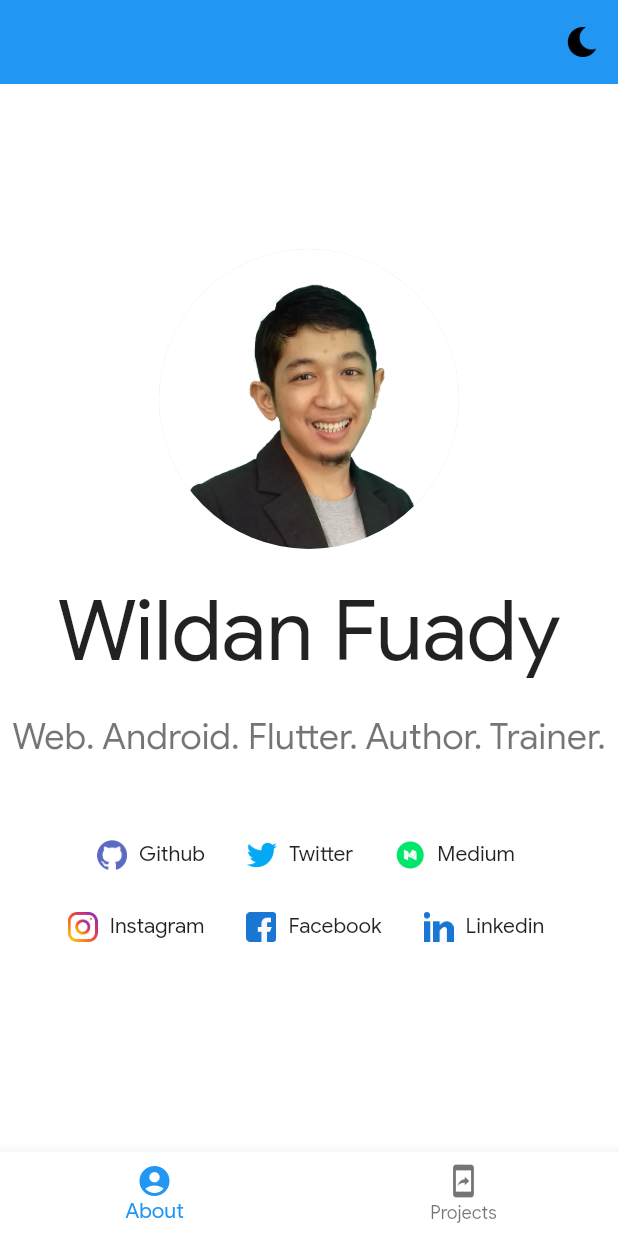
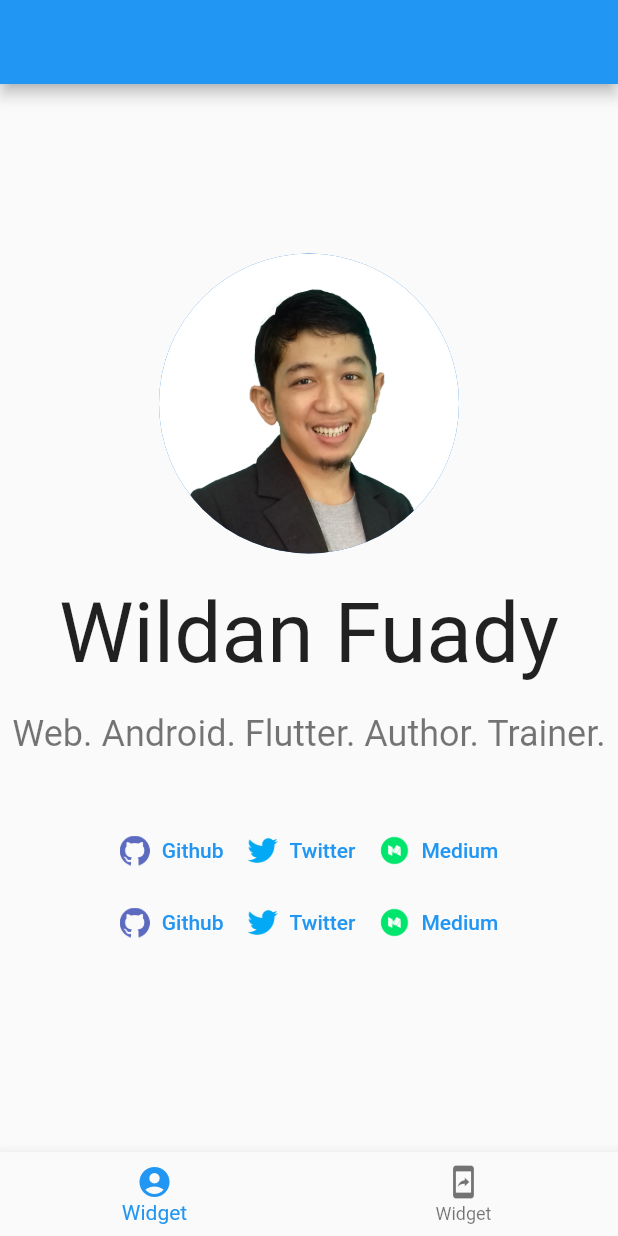
Before and after one commit to wildanfuady/flutter_web_portfolio, a Flutter app: the screen it shows after launch, on a phone screen of 412 x 824 dp. Run offline on Flutter 3.47's test engine with Material 2 defaults, Android fonts, the phone set to English and light mode, and no system bars; missing offline and left inert: dart:html, flutter_config.

Commit message:
fix theme of context  widget & flatbutton

```diff
--- a/lib/main.dart
+++ b/lib/main.dart
@@ -1,7 +1,8 @@
 import 'package:flutter/material.dart';
 import 'package:flutter_web/pages/home.dart';
+import 'config/themes.dart';
 import 'package:flutter_web/widgets/theme_inherited_widget.dart';
-import 'config/themes.dart';
+
 void main() {
   runApp(MyApp());
 }
@@ -24,10 +25,21 @@ class WildanFuady extends StatelessWidget {
   @override
   Widget build(BuildContext context) {
     return MaterialApp(
-      debugShowCheckedModeBanner: false,
-      title: 'Wildan Fuady',
-      theme:ThemeSwitcher.of(context).isDarkModeOn?darkTheme(context):lightTheme(context),
-      home: Home(),
-    );
+  title: 'Your App Title',
+  theme: ThemeData(
+    primarySwatch: Colors.blue,
+    appBarTheme: AppBarTheme(
+      textTheme: TextTheme(
+        headline6: TextStyle(
+          color: Colors.white,
+          fontSize: 20.0,
+          fontWeight: FontWeight.bold,
+        ),
+      ),
+    ),
+  ),
+  home: Home(),
+);
+
   }
 }
--- a/lib/pages/home.dart
+++ b/lib/pages/home.dart
@@ -1,4 +1,4 @@
-import 'package:flutter_web/config/assets.dart';
+import 'package:flutter_config/flutter_config.dart';
 import 'package:flutter_web/tabs/about_tab.dart';
 import 'package:flutter_web/tabs/projects_tab.dart';
 import 'package:flutter_web/widgets/theme_inherited_widget.dart';
@@ -11,45 +11,46 @@ class Home extends StatefulWidget {
 
 class _HomeState extends State<Home> {
   int _selectedIndex = 0;
-  static List<Widget> tabWidgets = <Widget>[
-    AboutTab(),
-    ProjectsTab(),
-  ];
+  static List<Widget> tabWidgets = <Widget>[    AboutTab(),    ProjectsTab(),  ];
 
   @override
   void initState() {
     super.initState();
+
+
   }
+
   @override
   Widget build(BuildContext context) {
     return Scaffold(
       appBar: AppBar(
         actions: <Widget>[
-            IconButton(
-              icon: ThemeSwitcher.of(context).isDarkModeOn?Icon(Icons.wb_sunny):Image.asset(Assets.moon,height: 20,width: 20,),
-              onPressed: ()=> ThemeSwitcher.of(context).switchDarkMode(),
-            )
+          // IconButton(
+          //   icon: ThemeSwitcher.of(context).isDarkModeOn
+          //       ? Icon(Icons.wb_sunny)
+          //       : Image.asset(Config().get('moon'), height: 20, width: 20,),
+          //   onPressed: () => ThemeSwitcher.of(context).switchDarkMode(),
+          // )
         ],
       ),
       body: Center(
         child: tabWidgets.elementAt(_selectedIndex),
       ),
       bottomNavigationBar: BottomNavigationBar(
-          items: const <BottomNavigationBarItem>[
+        items:  <BottomNavigationBarItem>[
           BottomNavigationBarItem(
             icon: Icon(Icons.account_circle),
-              title: Text('About'),
+            label: Text('About').toString(),
           ),
           BottomNavigationBarItem(
             icon: Icon(Icons.mobile_screen_share),
-              title: Text('Projects'),
+            label: Text('Projects').toString(),
           )
         ],
         currentIndex: _selectedIndex,
-          onTap: (index)=> setState(() => _selectedIndex = index),
+        onTap: (index) => setState(() => _selectedIndex = index),
         selectedItemColor: Theme.of(context).accentColor,
       ),
     );
   }
-
 }
--- a/lib/tabs/about_tab.dart
+++ b/lib/tabs/about_tab.dart
@@ -1,11 +1,13 @@
 import 'package:flutter_web/config/assets.dart';
 import 'package:flutter_web/config/constants.dart';
 import 'package:flutter/material.dart';
+// ignore: avoid_web_libraries_in_flutter
 import 'dart:html' as html;
 
 import '../widgets/theme_inherited_widget.dart';
 
 class AboutTab extends StatelessWidget {
+
   @override
   Widget build(BuildContext context) {
     return SingleChildScrollView(
@@ -42,69 +44,73 @@ class AboutTab extends StatelessWidget {
                 mainAxisAlignment: MainAxisAlignment.center,
                 crossAxisAlignment: CrossAxisAlignment.center,
                 children: <Widget>[
-                  FlatButton.icon(
+                  TextButton.icon(
   icon: SizedBox(
     width: 20,
     height: 20,
-                        child: Image.asset(Assets.github)),
+    child: Image.asset(Assets.github),
+  ),
   label: Text('Github'),
-                    onPressed: () => html.window
-                        .open(Constants.PROFILE_GITHUB, 'wildanfuady'),
+  onPressed: () => html.window.open(Constants.PROFILE_GITHUB, 'wildanfuady'),
 ),
-                  FlatButton.icon(
+TextButton.icon(
   icon: SizedBox(
     width: 20,
     height: 20,
-                        child: Image.asset(Assets.twitter)),
+    child: Image.asset(Assets.twitter),
+  ),
   label: Text('Twitter'),
-                    onPressed: () => html.window
-                        .open(Constants.PROFILE_TWITTER, 'wildanfuady'),
+  onPressed: () => html.window.open(Constants.PROFILE_TWITTER, 'wildanfuady'),
 ),
-                  FlatButton.icon(
+TextButton.icon(
   icon: SizedBox(
     width: 20,
     height: 20,
     child: Image.asset(
-                            ThemeSwitcher.of(context).isDarkModeOn
-                                ? Assets.medium
-                                : Assets.medium_light)),
+      ThemeSwitcher.of(context).isDarkModeOn ? Assets.medium : Assets.medium_light,
+    ),
+  ),
   label: Text('Medium'),
-                    onPressed: () => html.window
-                        .open(Constants.PROFILE_MEDIUM, 'wildanfuady'),
-                  )
+  onPressed: () => html.window.open(Constants.PROFILE_MEDIUM, 'wildanfuady'),
+),
+
+
                 ],
               ),
               Row(
                 mainAxisAlignment: MainAxisAlignment.center,
                 crossAxisAlignment: CrossAxisAlignment.center,
                 children: <Widget>[
-                  FlatButton.icon(
+                 TextButton.icon(
   icon: SizedBox(
     width: 20,
     height: 20,
-                        child: Image.asset(Assets.instagram)),
-                    label: Text('Instagram'),
-                    onPressed: () => html.window
-                        .open(Constants.PROFILE_INSTAGRAM, 'wildanfuady'),
+    child: Image.asset(Assets.github),
   ),
-                  FlatButton.icon(
+  label: Text('Github'),
+  onPressed: () => html.window.open(Constants.PROFILE_GITHUB, 'wildanfuady'),
+),
+TextButton.icon(
   icon: SizedBox(
     width: 20,
     height: 20,
-                        child: Image.asset(Assets.facebook)),
-                    label: Text('Facebook'),
-                    onPressed: () => html.window
-                        .open(Constants.PROFILE_FACEBOOK, 'wildanfuady'),
+    child: Image.asset(Assets.twitter),
   ),
-                  FlatButton.icon(
+  label: Text('Twitter'),
+  onPressed: () => html.window.open(Constants.PROFILE_TWITTER, 'wildanfuady'),
+),
+TextButton.icon(
   icon: SizedBox(
     width: 20,
     height: 20,
-                        child: Image.asset(Assets.linkedin)),
-                    label: Text('Linkedin'),
-                    onPressed: () => html.window
-                        .open(Constants.PROFILE_LINKEDIN, 'wildanfuady'),
-                  )
+    child: Image.asset(
+      ThemeSwitcher.of(context).isDarkModeOn ? Assets.medium : Assets.medium_light,
+    ),
+  ),
+  label: Text('Medium'),
+  onPressed: () => html.window.open(Constants.PROFILE_MEDIUM, 'wildanfuady'),
+),
+
                 ],
               )
             ],
--- a/lib/widgets/project_widget.dart
+++ b/lib/widgets/project_widget.dart
@@ -1,20 +1,21 @@
 import 'package:flutter_web/models/project_model.dart';
 import 'package:flutter/material.dart';
 import 'dart:html' as html;
+
 class ProjectWidget extends StatelessWidget {
   final Project _project;
   final double _bottomPadding;
-  ProjectWidget(this._project,this._bottomPadding );
+  ProjectWidget(this._project, this._bottomPadding);
 
   @override
   Widget build(BuildContext context) {
     final width = MediaQuery.of(context).size.width;
     final height = MediaQuery.of(context).size.height;
     return Card(
-        margin: EdgeInsets.fromLTRB(16.0,16.0,16.0,_bottomPadding),
-        child:InkWell(
-          onTap: onProjectClick,
-          child:  Padding(
+      margin: EdgeInsets.fromLTRB(16.0, 16.0, 16.0, _bottomPadding),
+      child: InkWell(
+        onTap: onProjectClick,
+        child: Padding(
           padding: const EdgeInsets.all(8.0),
           child: Row(
             crossAxisAlignment: CrossAxisAlignment.start,
@@ -25,7 +26,7 @@ class ProjectWidget extends StatelessWidget {
                   child: Image.asset(
                     _project.image,
                     width: width * .25,
-                    height: width*.25,
+                    height: width * .25,
                   )),
               Expanded(
                 flex: 3,
@@ -41,7 +42,7 @@ class ProjectWidget extends StatelessWidget {
                     crossAxisAlignment: CrossAxisAlignment.start,
                     children: <Widget>[
                       Text(_project.name,
-                          style: Theme.of(context).textTheme.title),
+                          style: Theme.of(context).textTheme.headline6),
                       SizedBox(
                         height: height * .01,
                       ),
@@ -61,9 +62,8 @@ class ProjectWidget extends StatelessWidget {
     );
   }
 
-  void onProjectClick(){
-      if(_project.link!=null)
-       html.window.open(_project.link, 'wildanfuady');
-    }
-
+  void onProjectClick() {
+    if (_project.link != null)
+      html.window.open(_project.link, 'wildanfuady');
+  }
 }
--- a/lib/widgets/theme_inherited_widget.dart
+++ b/lib/widgets/theme_inherited_widget.dart
@@ -11,9 +11,8 @@ class ThemeSwitcher extends InheritedWidget {
         super(key: key, child: child);
 
   static _ThemeSwitcherWidgetState of(BuildContext context) { //This method returns the current state of the ThemeSwitcherWidget. This will be used down the tree
-    return (context.inheritFromWidgetOfExactType(ThemeSwitcher)
-    as ThemeSwitcher)
-        .data;
+    return (context.dependOnInheritedWidgetOfExactType<ThemeSwitcher>()).data;
+
   }
 
   @override
--- a/pubspec.yaml
+++ b/pubspec.yaml
@@ -14,6 +14,7 @@ dependencies:
   http: any
 
   cupertino_icons: ^0.1.3
+  flutter_config: ^2.0.0
 
 dev_dependencies:
   flutter_test:
```
Also changed, not shown: pubspec.lock. Lines whose indentation alone changed are shown as unchanged.
